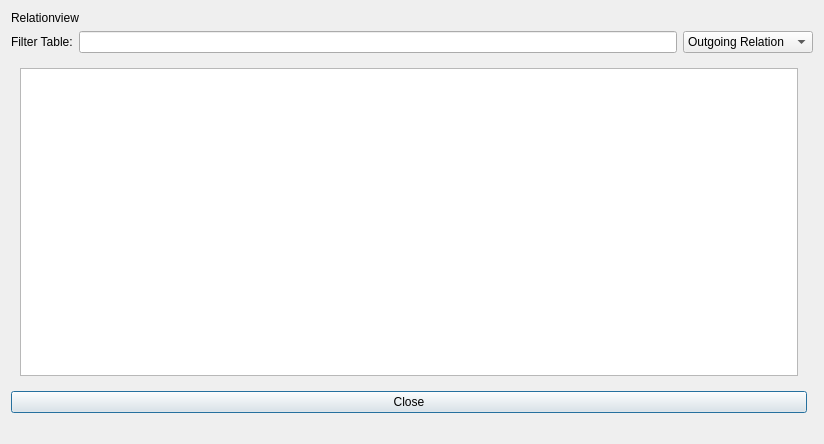
The window that dialogs/ui/clusterviewdialog.ui (sparqlunicorn/sparqlunicornGoesGIS) describes before a commit, drawn with Qt 5.
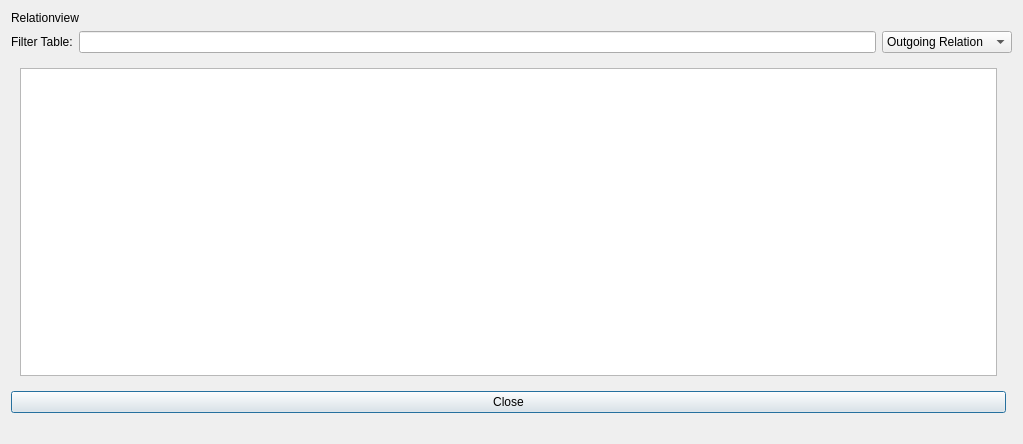
The same window after the commit. Icons and pictures are not drawn.

```diff
--- a/dialogs/ui/clusterviewdialog.ui
+++ b/dialogs/ui/clusterviewdialog.ui
@@ -6,7 +6,7 @@
    <rect>
     <x>0</x>
     <y>0</y>
-    <width>824</width>
+    <width>1023</width>
     <height>444</height>
    </rect>
   </property>
```
Left out of the diff: 3 changed lines with no effect on the pictures.
